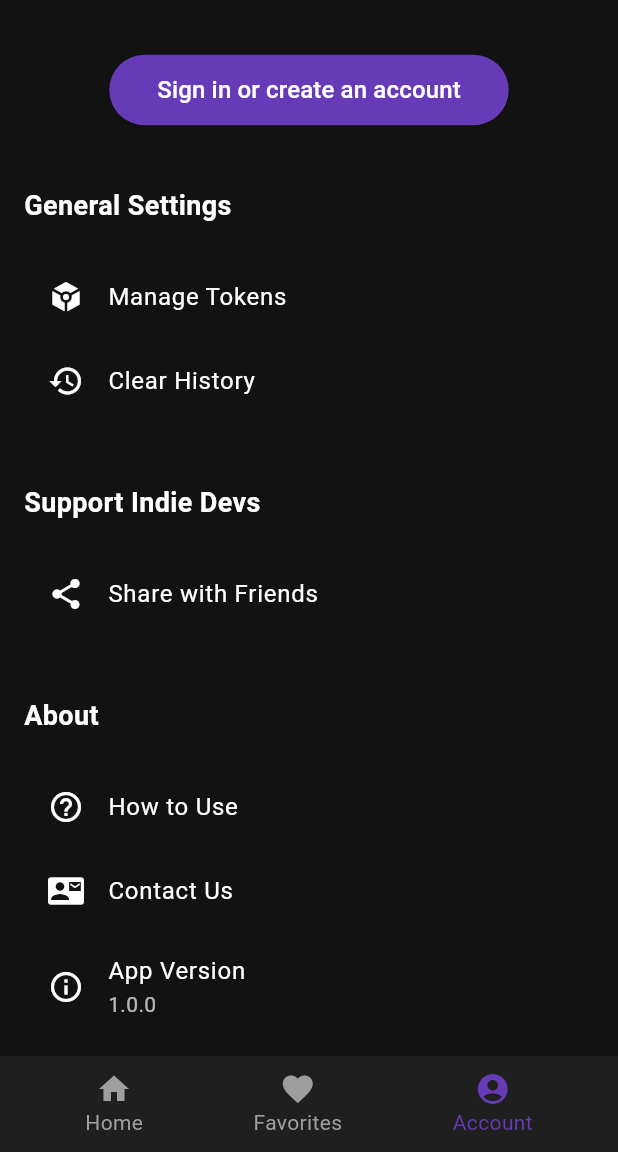
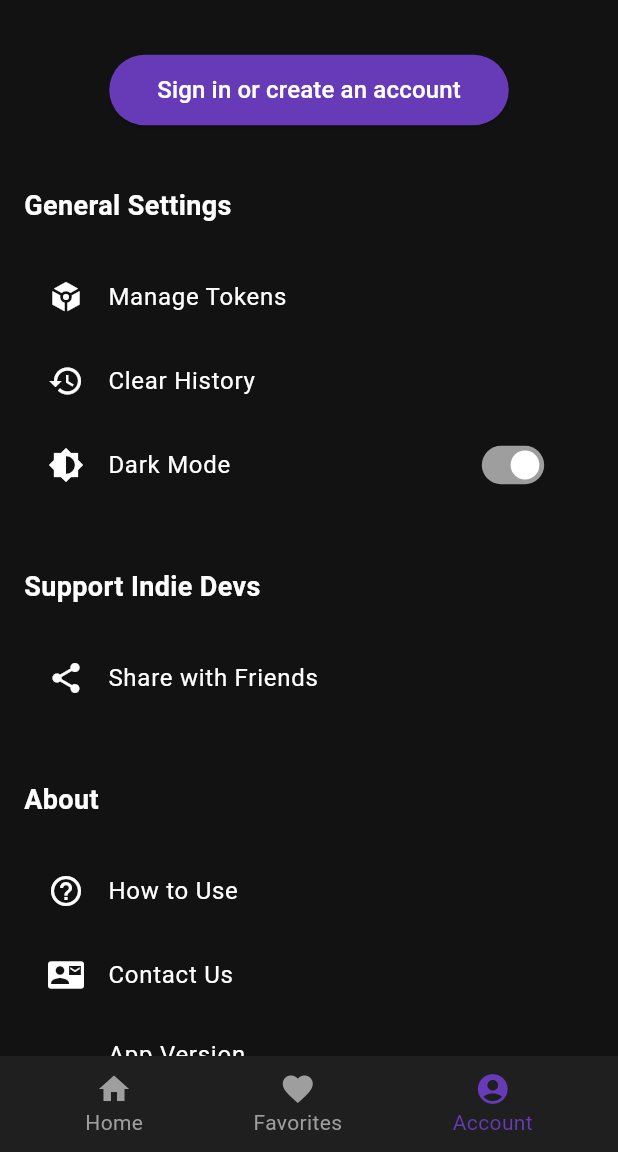
Before and after one commit to keypuncheralwin/clarify, a Flutter app: the screen it shows after launch, item 3 of the bottom bar chosen, on a phone screen of 412 x 824 dp, the part 84-1236 px from its top. Run offline on Flutter 3.47's test engine with Material 3 defaults, Android fonts, the phone set to English and light mode, and no system bars; our stand-ins replace shimmer.

Commit message:
feat: add dark mode toggle to account page

```diff
--- a/app/lib/screens/account_screen.dart
+++ b/app/lib/screens/account_screen.dart
@@ -52,6 +52,24 @@ class AccountScreen extends StatelessWidget {
               onTap: () {
                 // Implement clear history functionality
               },
+            ),
+            _buildListTile(
+              context,
+              icon: Icons.brightness_6,
+              title: 'Dark Mode',
+              trailing: Transform.scale(
+                scale: 0.8, // Adjust scale as necessary
+                child: Switch(
+                  value: true,
+                  onChanged: (bool value) {
+                    // Implement dark mode toggle functionality
+                  },
+                  activeColor: Colors.white,
+                  activeTrackColor: Colors.grey,
+                  inactiveThumbColor: Colors.white,
+                  inactiveTrackColor: Colors.grey[300],
+                ),
+              ),
             ),
             const SizedBox(height: 40),
             const Text(
```
